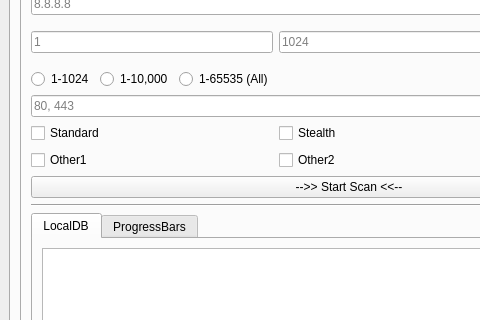
Old version of the form gui.ui in the repository ryanq47/WhisperNet; both pictures show x 0 to 480 and y 125 to 445 of the 1108 by 850 pixel window.
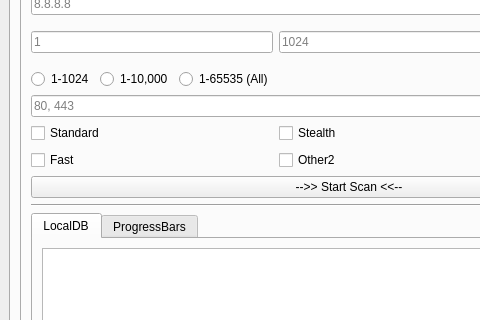
New version of the form. Icons and pictures are not drawn.

Commit message: VM died so re-adding files saved from it

Patch:
```diff
--- a/gui.ui
+++ b/gui.ui
@@ -1340,7 +1340,7 @@
                </size>
               </property>
               <property name="text">
-               <string>Other1</string>
+               <string>Fast</string>
               </property>
              </widget>
             </item>
```
Left out of the diff: 2 changed lines with no effect on the pictures. The commit also changes 2 other files.
